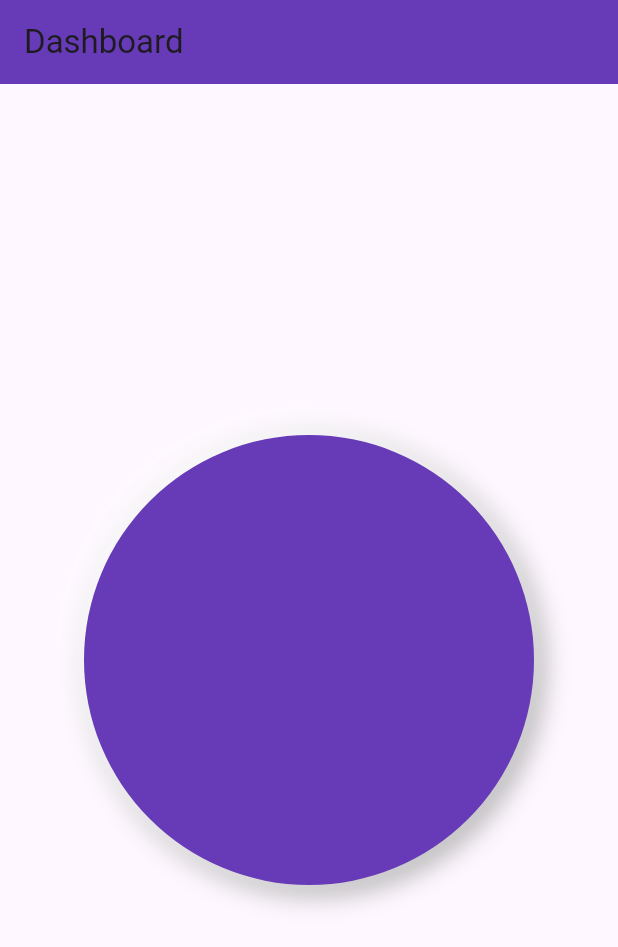
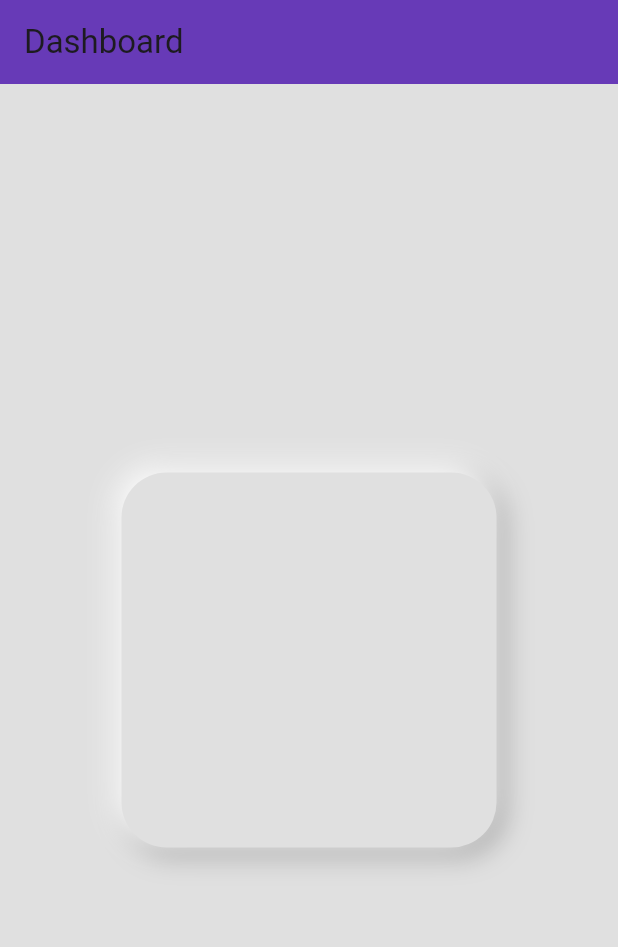
Before and after one commit to m-aqsam/Flutter_Basics, a Flutter app: the screen it shows after launch, on a phone screen of 412 x 824 dp. Shown: the top 947 px of the screen. Run offline on Flutter 3.47's test engine with Material 3 defaults, Android fonts, the phone set to English and light mode, and no system bars.

Commit message:
final update Container_Widget

```diff
--- a/flutter_widgets/lib/01_Container_Widget.dart
+++ b/flutter_widgets/lib/01_Container_Widget.dart
@@ -10,19 +10,19 @@ class Container_Widget extends StatelessWidget {
     return MaterialApp(
         debugShowCheckedModeBanner: false,
         home: Scaffold(
-          //backgroundColor: Colors.deepPurple[200],
+          backgroundColor: Colors.grey[300],
           appBar: AppBar(
             backgroundColor: Colors.deepPurple,
             title: Text("Dashboard"),
           ),
           body: Center(
               child: Container(
-            height: 300,
-            width: 300,
+            height: 250,
+            width: 250,
             decoration: BoxDecoration(
-              color: Colors.deepPurple,
-              shape: BoxShape.circle,
-              borderRadius: BorderRadius.circular(15),
+              color: Colors.grey[300],
+              //shape: BoxShape.circle,
+              borderRadius: BorderRadius.circular(30),
               boxShadow: [
                 BoxShadow(
                   color: Colors.grey.shade500,
```
